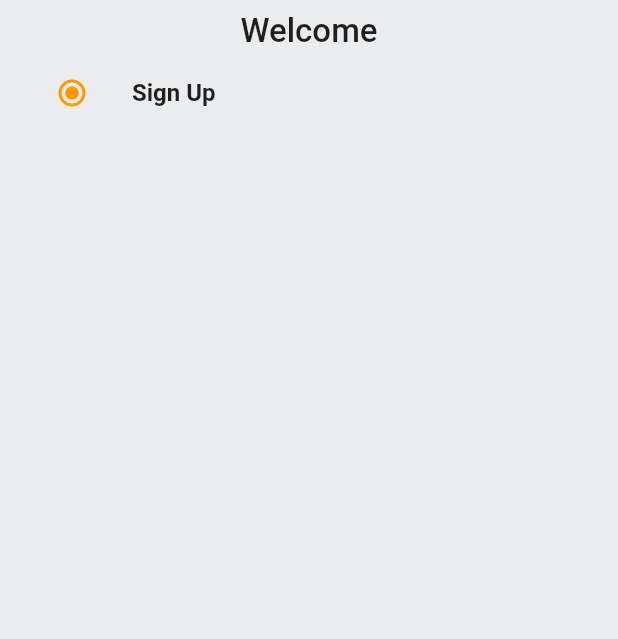
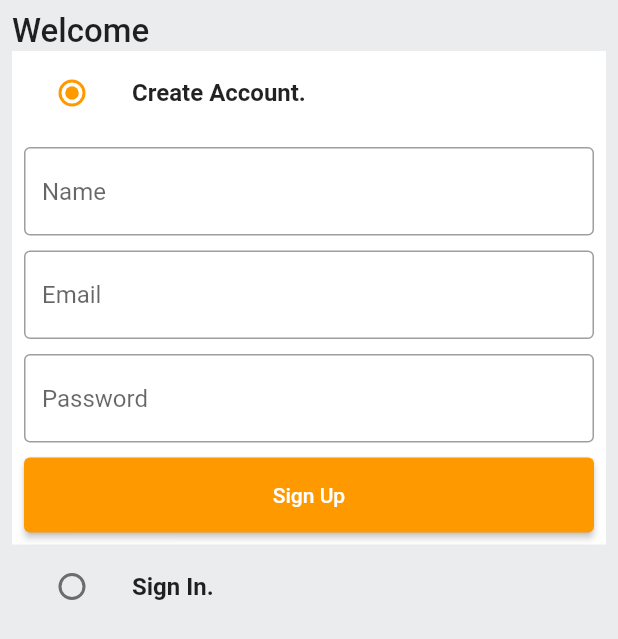
Before and after one commit to DurveshMore8/Amazon-Clone, a Flutter app: the screen it shows after launch, on a phone screen of 412 x 824 dp. Shown: the top 639 px of the screen. Run offline on Flutter 3.47's test engine with Material 2 defaults, Android fonts, the phone set to English and light mode, and no system bars.

Commit message:
Authentication Screen Created

```diff
--- /dev/null
+++ b/lib/common/widgets/custom_button.dart
@@ -0,0 +1,25 @@
+import 'package:flutter/material.dart';
+
+class CustomButton extends StatelessWidget {
+  final String text;
+  final VoidCallback onTap;
+  const CustomButton({
+    super.key,
+    required this.text,
+    required this.onTap,
+  });
+
+  @override
+  Widget build(BuildContext context) {
+    return ElevatedButton(
+      onPressed: onTap,
+      style: ElevatedButton.styleFrom(
+        minimumSize: const Size(
+          double.infinity,
+          50,
+        ),
+      ),
+      child: Text(text),
+    );
+  }
+}
--- /dev/null
+++ b/lib/common/widgets/custom_textfield.dart
@@ -0,0 +1,32 @@
+import 'package:flutter/material.dart';
+
+class CustomTextfield extends StatelessWidget {
+  final TextEditingController controller;
+  final String hintText;
+  const CustomTextfield({
+    super.key,
+    required this.controller,
+    required this.hintText,
+  });
+
+  @override
+  Widget build(BuildContext context) {
+    return TextFormField(
+      controller: controller,
+      decoration: InputDecoration(
+        hintText: hintText,
+        border: const OutlineInputBorder(
+          borderSide: BorderSide(
+            color: Colors.black38,
+          ),
+        ),
+        enabledBorder: const OutlineInputBorder(
+          borderSide: BorderSide(
+            color: Colors.black38,
+          ),
+        ),
+      ),
+      validator: (value) {},
+    );
+  }
+}
--- a/lib/features/auth/screens/auth_screen.dart
+++ b/lib/features/auth/screens/auth_screen.dart
@@ -1,3 +1,5 @@
+import 'package:amazon_clone/common/widgets/custom_button.dart';
+import 'package:amazon_clone/common/widgets/custom_textfield.dart';
 import 'package:amazon_clone/constants/global_variables.dart';
 import 'package:flutter/material.dart';
 
@@ -16,6 +18,20 @@ class AuthScreen extends StatefulWidget {
 
 class _AuthScreenState extends State<AuthScreen> {
   Auth _auth = Auth.signup;
+  final signUpFormKey = GlobalKey<FormState>();
+  final signInFormKey = GlobalKey<FormState>();
+
+  final TextEditingController _emailController = TextEditingController();
+  final TextEditingController _passwordController = TextEditingController();
+  final TextEditingController _nameController = TextEditingController();
+
+  @override
+  void dispose() {
+    _emailController.dispose();
+    _passwordController.dispose();
+    _nameController.dispose();
+    super.dispose();
+  }
 
   @override
   Widget build(BuildContext context) {
@@ -25,6 +41,7 @@ class _AuthScreenState extends State<AuthScreen> {
         child: Padding(
           padding: const EdgeInsets.all(8),
           child: Column(
+            crossAxisAlignment: CrossAxisAlignment.start,
             children: [
               const Text(
                 'Welcome',
@@ -34,8 +51,11 @@ class _AuthScreenState extends State<AuthScreen> {
                 ),
               ),
               ListTile(
+                tileColor: _auth == Auth.signup
+                    ? GlobalVariables.backgroundColor
+                    : GlobalVariables.greyBackgroundColor,
                 title: const Text(
-                  'Sign Up',
+                  'Create Account.',
                   style: TextStyle(
                     fontWeight: FontWeight.bold,
                   ),
@@ -51,6 +71,94 @@ class _AuthScreenState extends State<AuthScreen> {
                   },
                 ),
               ),
+              if (_auth == Auth.signup)
+                Container(
+                  padding: const EdgeInsets.all(8),
+                  color: GlobalVariables.backgroundColor,
+                  child: Form(
+                    key: signUpFormKey,
+                    child: Column(
+                      children: [
+                        CustomTextfield(
+                          controller: _nameController,
+                          hintText: 'Name',
+                        ),
+                        const SizedBox(
+                          height: 10,
+                        ),
+                        CustomTextfield(
+                          controller: _emailController,
+                          hintText: 'Email',
+                        ),
+                        const SizedBox(
+                          height: 10,
+                        ),
+                        CustomTextfield(
+                          controller: _passwordController,
+                          hintText: 'Password',
+                        ),
+                        const SizedBox(
+                          height: 10,
+                        ),
+                        CustomButton(
+                          text: 'Sign Up',
+                          onTap: () {},
+                        ),
+                      ],
+                    ),
+                  ),
+                ),
+              ListTile(
+                tileColor: _auth == Auth.signin
+                    ? GlobalVariables.backgroundColor
+                    : GlobalVariables.greyBackgroundColor,
+                title: const Text(
+                  'Sign In.',
+                  style: TextStyle(
+                    fontWeight: FontWeight.bold,
+                  ),
+                ),
+                leading: Radio(
+                  activeColor: GlobalVariables.secondaryColor,
+                  value: Auth.signin,
+                  groupValue: _auth,
+                  onChanged: (Auth? value) {
+                    setState(() {
+                      _auth = value!;
+                    });
+                  },
+                ),
+              ),
+              if (_auth == Auth.signin)
+                Container(
+                  padding: const EdgeInsets.all(8),
+                  color: GlobalVariables.backgroundColor,
+                  child: Form(
+                    key: signUpFormKey,
+                    child: Column(
+                      children: [
+                        CustomTextfield(
+                          controller: _emailController,
+                          hintText: 'Email',
+                        ),
+                        const SizedBox(
+                          height: 10,
+                        ),
+                        CustomTextfield(
+                          controller: _passwordController,
+                          hintText: 'Password',
+                        ),
+                        const SizedBox(
+                          height: 10,
+                        ),
+                        CustomButton(
+                          text: 'Sign In',
+                          onTap: () {},
+                        ),
+                      ],
+                    ),
+                  ),
+                ),
             ],
           ),
         ),
```
